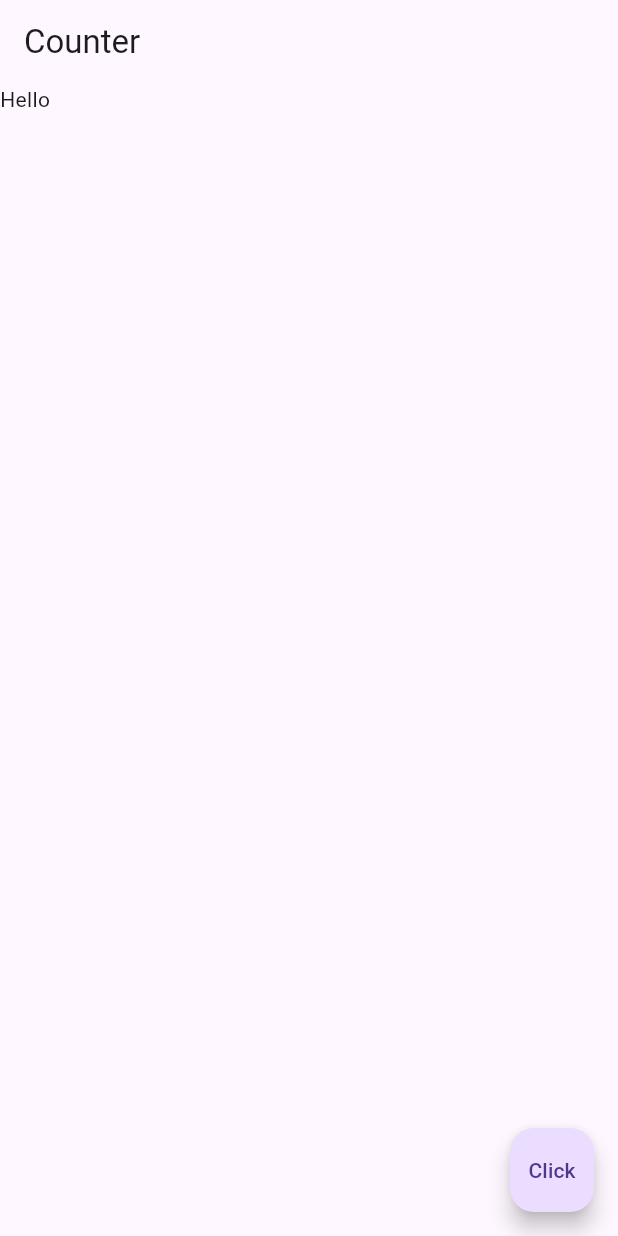
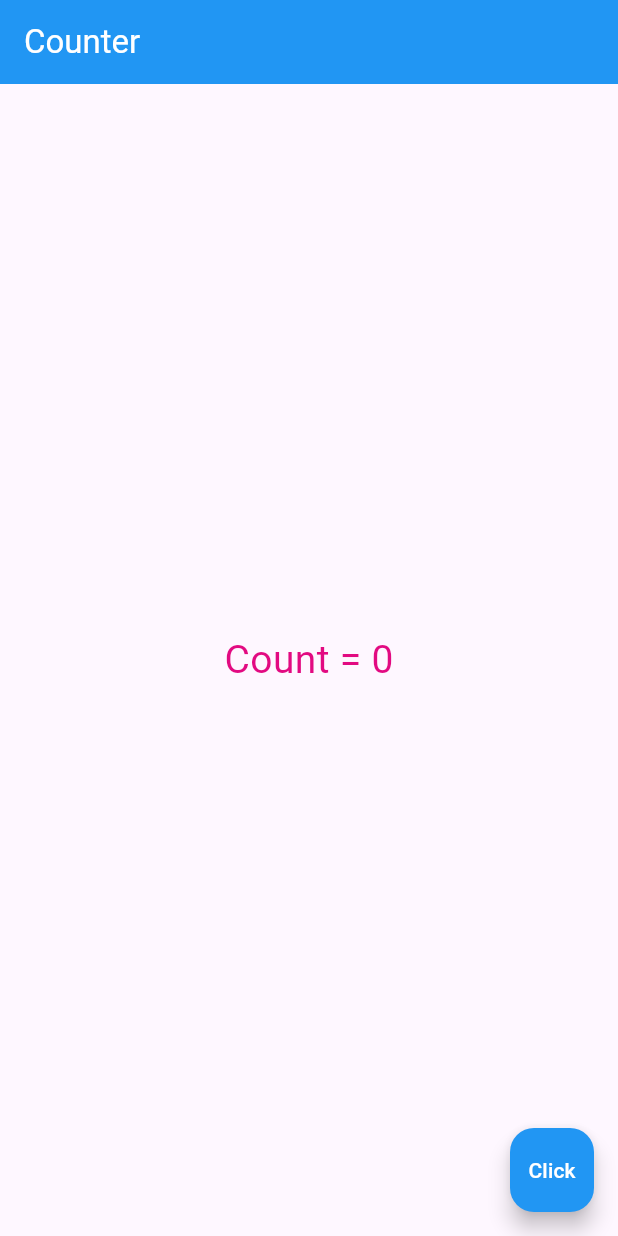
Before and after one commit to thanawatjanhan/flutter_application, a Flutter app: the screen it shows after launch, on a phone screen of 412 x 824 dp. Run offline on Flutter 3.47's test engine with Material 3 defaults, Android fonts, the phone set to English and light mode, and no system bars.

Commit message:
Create counter app

```diff
--- a/lib/week01/counter.dart
+++ b/lib/week01/counter.dart
@@ -9,28 +9,35 @@ class Counter extends StatefulWidget {
 
 class _CounterState extends State<Counter> {
   // state variable
-  String message = 'Hello';
+  int count = 0;
+  // methods
+  void update() {
+    // debugPrint(message);
+    setState(() {
+      count++;
+    });
+  }
 
   @override
   Widget build(BuildContext context) {
     return Scaffold(
-      appBar: AppBar(title: Text('Counter')),
-      body: Text(message),
+      appBar: AppBar(
+        title: Text('Counter', style: TextStyle(color: Colors.white)),
+        backgroundColor: Colors.blue,
+      ),
+      body: Center(
+        child: Text(
+          'Count = $count',
+          style: TextStyle(
+            fontSize: 26,
+            color: Color.fromARGB(245, 225, 0, 124),
+          ),
+        ),
+      ),
       floatingActionButton: FloatingActionButton(
-        onPressed: () {
-          // debugPrint(message);
-          setState(() {
-            // message = message == 'Hello' ? 'Hi' : 'Hello';
-            if (message == 'Hello') {
-              message = 'Hi';
-            } else if (message == 'Hi') {
-              message = 'Hello World';
-            } else {
-              message = 'Hello';
-            }
-          });
-        },
-        child: Text("Click"),
+        onPressed: update,
+        backgroundColor: Colors.blue,
+        child: Text("Click", style: TextStyle(color: Colors.white)),
       ),
     );
   }
```
